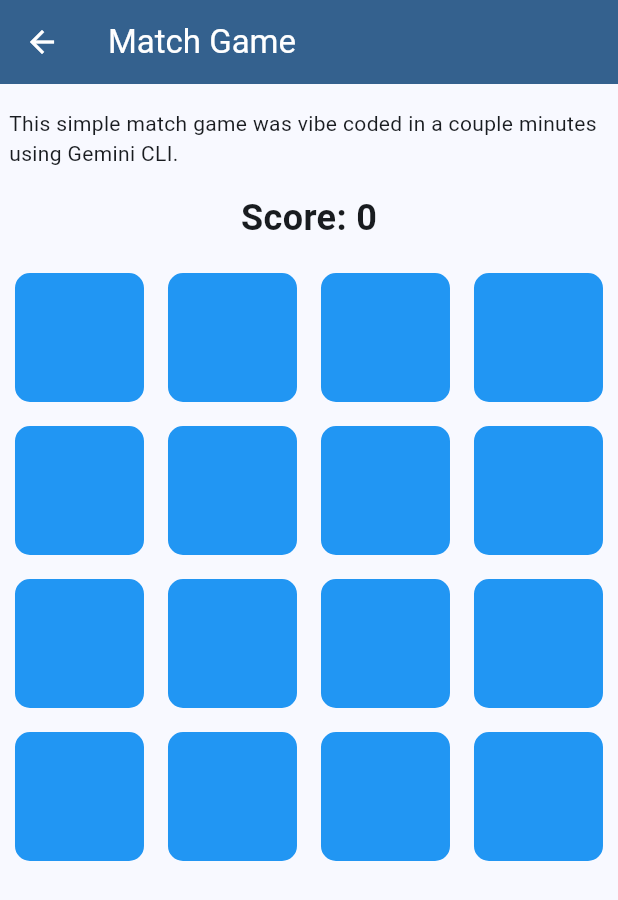
After one commit to Jordan24/portfolio, a Flutter app: the MatchGameScreen screen opened directly, on a phone screen of 412 x 824 dp. The commit adds this screen. Shown: the top 900 px of the screen. Run offline on Flutter 3.47's test engine with Material 3 defaults, Android fonts, the phone set to English and light mode, and no system bars; our stand-ins replace animated_text_kit, cloud_firestore, envied, firebase_auth, firebase_core, firebase_storage and 7 more; missing offline and left inert: flutter_material_color_picker; accounts and stored records are empty; generated files the repository leaves out were written again.

Commit message:
Add vibe coded match game!

```diff
--- /dev/null
+++ b/lib/match_game/models/match_card.dart
@@ -0,0 +1,14 @@
+
+class MatchCard {
+  final int id;
+  final String emoji;
+  bool isFlipped;
+  bool isMatched;
+
+  MatchCard({
+    required this.id,
+    required this.emoji,
+    this.isFlipped = false,
+    this.isMatched = false,
+  });
+}
--- /dev/null
+++ b/lib/match_game/screens/match_game_screen.dart
@@ -0,0 +1,81 @@
+
+import 'package:flutter/material.dart';
+import 'package:flutter_riverpod/flutter_riverpod.dart';
+import 'package:portfolio/match_game/providers/game_provider.dart';
+import 'package:portfolio/match_game/widgets/card_widget.dart';
+
+class MatchGameScreen extends ConsumerWidget {
+  const MatchGameScreen({super.key});
+
+  @override
+  Widget build(BuildContext context, WidgetRef ref) {
+    final gameState = ref.watch(gameProvider);
+    final gameNotifier = ref.read(gameProvider.notifier);
+
+    if (gameState.isGameWon) {
+      WidgetsBinding.instance.addPostFrameCallback((_) {
+        showDialog(
+          context: context,
+          builder: (context) => AlertDialog(
+            title: const Text('Congratulations!'),
+            content: const Text('You won the game!'),
+            actions: [
+              TextButton(
+                onPressed: () {
+                  gameNotifier.initGame();
+                  Navigator.of(context).pop();
+                },
+                child: const Text('Play Again'),
+              ),
+            ],
+          ),
+        );
+      });
+    }
+
+    return Scaffold(
+      appBar: AppBar(
+        title: const Text('Match Game'),
+      ),
+      body: Center(
+        child: ConstrainedBox(
+          constraints: const BoxConstraints(
+            maxWidth: 400,
+          ),
+          child: Column(
+            mainAxisSize: MainAxisSize.min,
+            children: [
+              const Padding(
+                padding: EdgeInsets.symmetric(vertical: 16),
+                child: Text('This simple match game was vibe coded in a couple minutes using Gemini CLI.'),
+              ),
+              Text(
+                'Score: ${gameState.matchedPairs}',
+                style: const TextStyle(fontSize: 24, fontWeight: FontWeight.bold),
+              ),
+              const SizedBox(height: 16),
+              Expanded(
+                child: GridView.builder(
+                  gridDelegate: const SliverGridDelegateWithFixedCrossAxisCount(
+                    crossAxisCount: 4,
+                    childAspectRatio: 1,
+                    crossAxisSpacing: 8,
+                    mainAxisSpacing: 8,
+                  ),
+                  itemCount: gameState.cards.length,
+                  itemBuilder: (context, index) {
+                    final card = gameState.cards[index];
+                    return CardWidget(
+                      card: card,
+                      onTap: () => gameNotifier.selectCard(card.id),
+                    );
+                  },
+                ),
+              ),
+            ],
+          ),
+        ),
+      ),
+    );
+  }
+}
--- /dev/null
+++ b/lib/match_game/widgets/card_widget.dart
@@ -0,0 +1,86 @@
+
+import 'package:flutter/material.dart';
+import 'package:portfolio/match_game/models/match_card.dart';
+
+class CardWidget extends StatelessWidget {
+  final MatchCard card;
+  final VoidCallback onTap;
+
+  const CardWidget({super.key, required this.card, required this.onTap});
+
+  @override
+  Widget build(BuildContext context) {
+    return GestureDetector(
+      onTap: onTap,
+      child: AnimatedSwitcher(
+        duration: const Duration(milliseconds: 500),
+        transitionBuilder: (Widget child, Animation<double> animation) {
+          return RotationYTransition(
+            turns: animation,
+            child: child,
+          );
+        },
+        child: card.isFlipped
+            ? _buildCardFace()
+            : _buildCardBack(),
+      ),
+    );
+  }
+
+  Widget _buildCardBack() {
+    return Container(
+      key: const ValueKey('back'),
+      margin: const EdgeInsets.all(4),
+      decoration: BoxDecoration(
+        color: Colors.blue,
+        borderRadius: BorderRadius.circular(10),
+      ),
+    );
+  }
+
+  Widget _buildCardFace() {
+    return Container(
+      key: const ValueKey('front'),
+      margin: const EdgeInsets.all(4),
+      decoration: BoxDecoration(
+        color: Colors.white,
+        borderRadius: BorderRadius.circular(10),
+        border: Border.all(color: Colors.blue),
+      ),
+      child: Center(
+        child: Text(
+          card.emoji,
+          style: const TextStyle(fontSize: 40),
+        ),
+      ),
+    );
+  }
+}
+
+class RotationYTransition extends AnimatedWidget {
+  final Animation<double> turns;
+  final Widget child;
+
+  const RotationYTransition({
+    super.key,
+    required this.turns,
+    required this.child,
+  }) : super(listenable: turns);
+
+  @override
+  Widget build(BuildContext context) {
+    final isFront = turns.value < 0.5;
+    final matrix = Matrix4.identity()
+      ..setEntry(3, 2, 0.001)
+      ..rotateY(3.14 * turns.value);
+    return Transform(
+      transform: matrix,
+      alignment: Alignment.center,
+      child: isFront ? child : Transform(
+        alignment: Alignment.center,
+        transform: Matrix4.rotationY(3.14),
+        child: child,
+      ),
+    );
+  }
+}
```
Also changed, not shown: lib/common/screens/portfolio_screen.dart (+12 -0 lines), lib/match_game/providers/game_provider.dart (added, +107 -0 lines).
